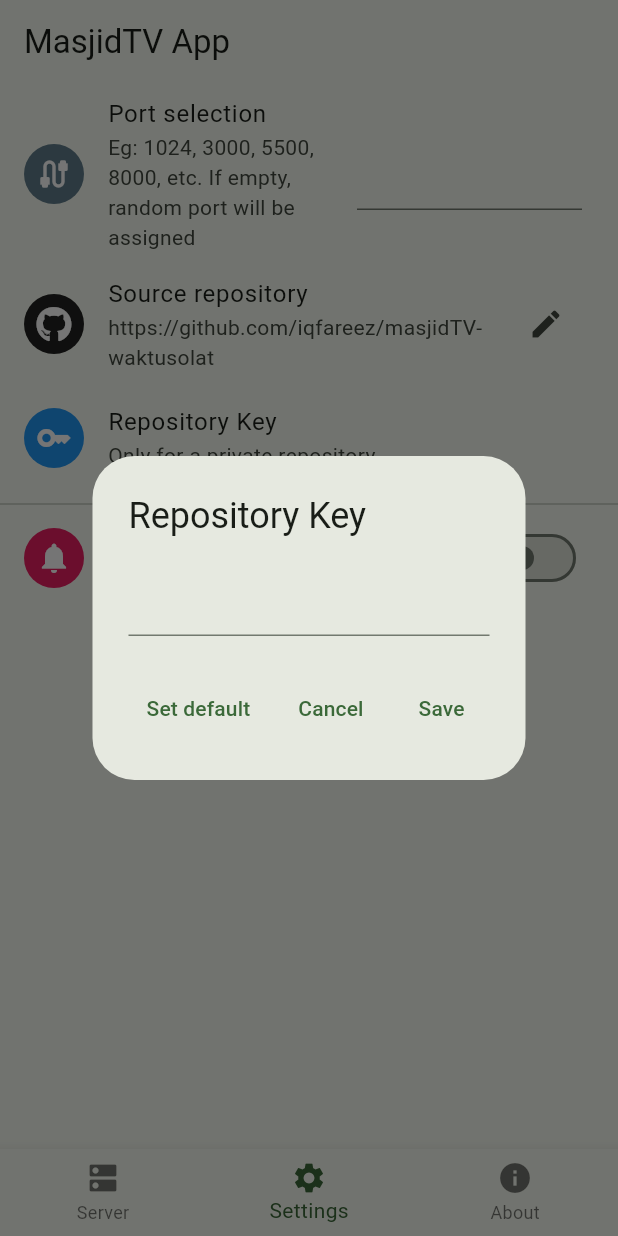
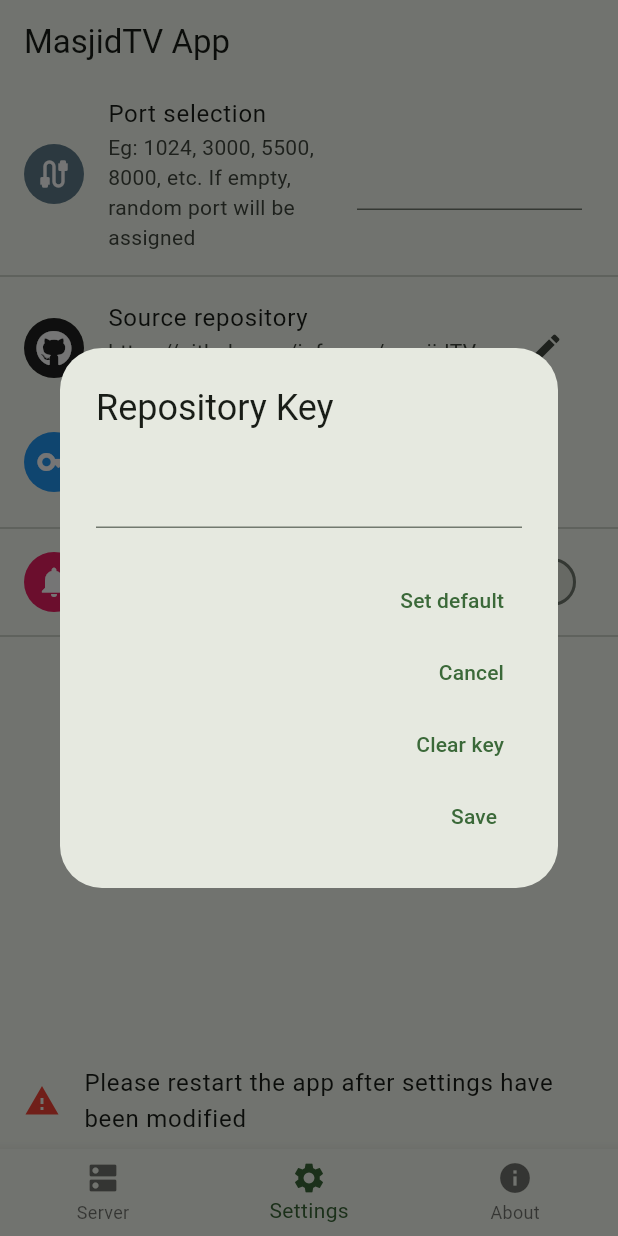
Before and after one commit to MasjidTV/masjidtv_app, a Flutter app: the screen it shows after launch, item 2 of the bottom bar chosen, after a tap on "Repository Key", on a phone screen of 412 x 824 dp. Run offline on Flutter 3.47's test engine with Material 2 defaults, Android fonts, the phone set to English and light mode, and no system bars; our stand-ins replace connectivity_plus, device_info_plus, flutter_dotenv, flutter_local_notifications, fluttertoast, font_awesome_flutter and 6 more; missing offline and left inert: flutter_background, network_info_plus, shelf_cors_headers, shelf_router.

Commit message:
:bug: Textfield add current value

```diff
--- a/lib/pages/app_settings.dart
+++ b/lib/pages/app_settings.dart
@@ -99,6 +99,7 @@
                   keyboardType: TextInputType.number,
                 )),
           ),
+          const Divider(),
           ListTile(
             leading: const CircleAvatar(
               backgroundColor: Colors.black87,
@@ -114,14 +115,16 @@
                 }),
             title: const Text('Source repository'),
             trailing: IconButton(
-              icon: Icon(Icons.edit),
+              icon: const Icon(Icons.edit),
               onPressed: () async {
+                final sp = await SharedPreferences.getInstance();
                 var res = await showDialog(
                   context: context,
                   builder: (_) {
-                    final controller = TextEditingController();
+                    final controller = TextEditingController(
+                        text: sp.getString(kSpGithubUrl) ?? '');
                     return AlertDialog(
-                      title: Text("Source repository"),
+                      title: const Text("Source repository"),
                       content: TextField(controller: controller),
                       actions: [
                         TextButton(
@@ -129,12 +132,12 @@
                               Navigator.pop(context,
                                   'https://github.com/iqfareez/masjidTV-waktusolat');
                             },
-                            child: Text("Set default")),
+                            child: const Text("Set default")),
                         TextButton(
                             onPressed: () {
                               Navigator.pop(context);
                             },
-                            child: Text("Cancel")),
+                            child: const Text("Cancel")),
                         TextButton(
                             onPressed: () {
                               if (controller.text.isEmpty) {
@@ -144,14 +147,13 @@
                               }
                               Navigator.pop(context, controller.text);
                             },
-                            child: Text("Save")),
+                            child: const Text("Save")),
                       ],
                     );
                   },
                 );
 
                 if (res != null) {
-                  final sp = await SharedPreferences.getInstance();
                   await sp.setString(kSpGithubUrl, res);
                   Fluttertoast.showToast(msg: "Github URL is saved");
                   setState(() {});
@@ -160,19 +162,21 @@
             ),
           ),
           ListTile(
-            leading: CircleAvatar(
+            leading: const CircleAvatar(
               backgroundColor: Colors.blue,
               child: Icon(Icons.key, color: Colors.white),
             ),
-            title: Text("Repository Key"),
+            title: const Text("Repository Key"),
             subtitle: const Text('Only for a private repository'),
             onTap: () async {
+              final sp = await SharedPreferences.getInstance();
               var res = await showDialog(
                 context: context,
                 builder: (_) {
-                  final controller = TextEditingController();
+                  final controller = TextEditingController(
+                      text: sp.getString(kSpGithubKey) ?? '');
                   return AlertDialog(
-                    title: Text("Repository Key"),
+                    title: const Text("Repository Key"),
                     content: TextField(
                       controller: controller,
                     ),
@@ -181,12 +185,18 @@
                           onPressed: () {
                             Navigator.pop(context, dotenv.env['GH_REPO_PAT']);
                           },
-                          child: Text("Set default")),
+                          child: const Text("Set default")),
                       TextButton(
                           onPressed: () {
                             Navigator.pop(context);
                           },
-                          child: Text("Cancel")),
+                          child: const Text("Cancel")),
+                      TextButton(
+                          onPressed: () {
+                            sp.remove(kSpGithubKey);
+                            Navigator.pop(context);
+                          },
+                          child: const Text("Clear key")),
                       TextButton(
                           onPressed: () {
                             if (controller.text.isEmpty) {
@@ -196,14 +206,13 @@
                             }
                             Navigator.pop(context, controller.text);
                           },
-                          child: Text("Save")),
+                          child: const Text("Save")),
                     ],
                   );
                 },
               );
 
               if (res != null) {
-                final sp = await SharedPreferences.getInstance();
                 await sp.setString(kSpGithubKey, res);
                 Fluttertoast.showToast(msg: "Github Key is saved");
                 setState(() {});
@@ -280,6 +289,13 @@
                 setState(() => _notificationEnabled = false);
               }
             },
+          ),
+          const Divider(),
+          const Spacer(),
+          const ListTile(
+            leading: Icon(Icons.warning, color: Colors.red),
+            title: Text(
+                "Please restart the app after settings have been modified"),
           )
         ],
       ),
--- a/lib/util/html_content_setup.dart
+++ b/lib/util/html_content_setup.dart
@@ -30,15 +30,11 @@
       await Permission.manageExternalStorage.request();
     }
 
-    // for default repo
-    var owner = 'iqfareez';
-    var repo = 'masjidTV-waktusolat';
-
     // check setting for GitHub Source
     final sp = await SharedPreferences.getInstance();
 
     var ghRepoUrl = sp.getString(kSpGithubUrl);
-    (owner, repo) = _retrieveGitHubOwnerRepo(ghRepoUrl!);
+    var (owner, repo) = _retrieveGitHubOwnerRepo(ghRepoUrl!);
 
     Fluttertoast.showToast(msg: "Downloading from $owner/$repo");
 
```
